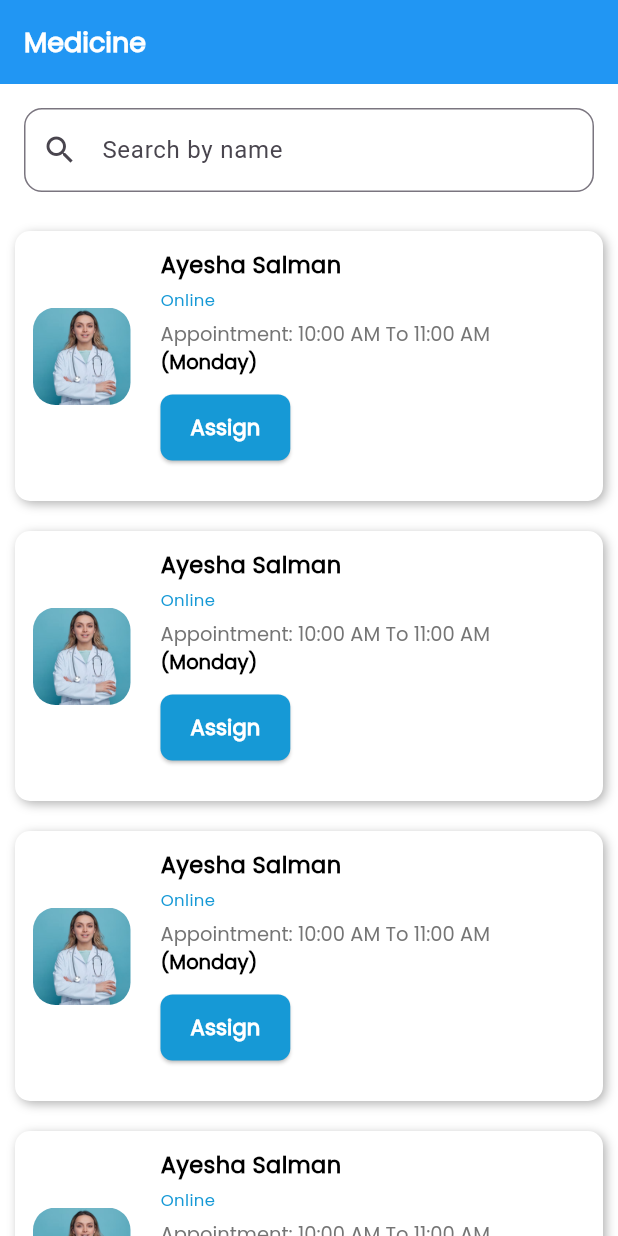
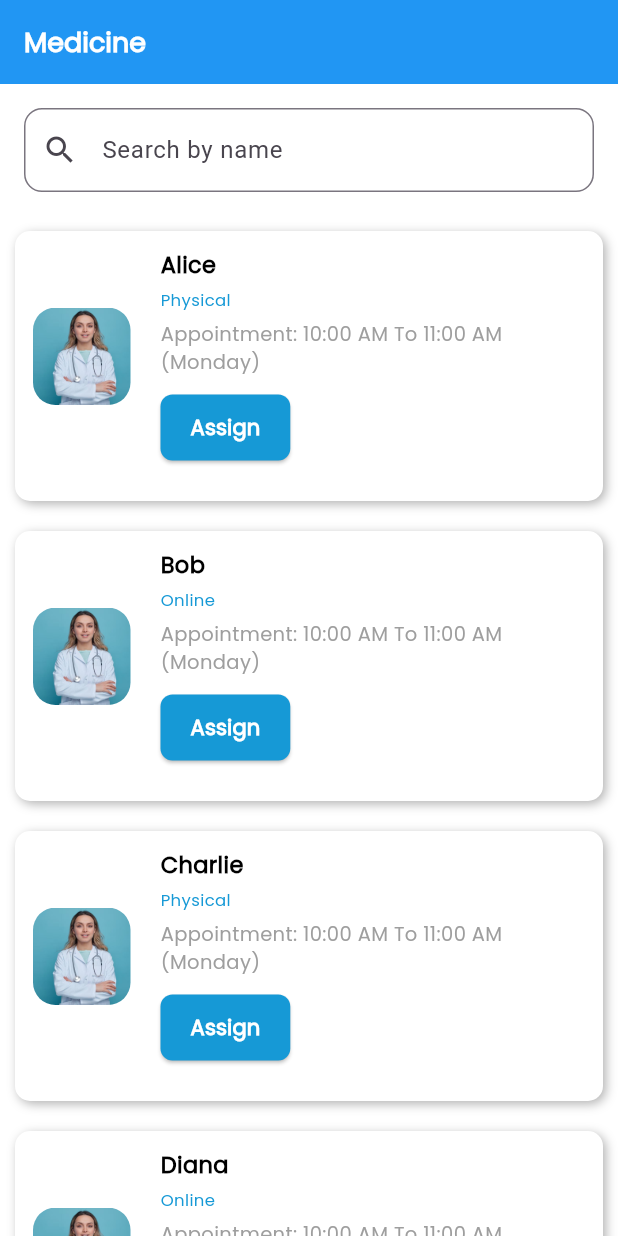
Before and after one commit to Ahmad-030/appdoc, a Flutter app: the Medicine screen opened directly, on a phone screen of 412 x 824 dp. Run offline on Flutter 3.47's test engine with Material 3 defaults, Android fonts, the phone set to English and light mode, and no system bars; our stand-ins replace cloud_firestore, curved_navigation_bar, dotted_border, firebase_core, firebase_database, fluttertoast and 8 more; accounts and stored records are empty; network calls fail.

Commit message:
medicine logic added

```diff
--- a/lib/AdminPanel/Dashboard/bottomnav/body/medicine.dart
+++ b/lib/AdminPanel/Dashboard/bottomnav/body/medicine.dart
@@ -9,11 +9,11 @@ class Medicine extends StatefulWidget {
 
 class _MedicineState extends State<Medicine> {
   final List<Map<String, String>> users = [
-    {'image': 'assets/images/splashscreen.png', 'name': 'Alice', 'subtitle': 'Physical'},
-    {'image': 'assets/images/splashscreen.png', 'name': 'Bob', 'subtitle': 'Online'},
-    {'image': 'assets/images/splashscreen.png', 'name': 'Charlie', 'subtitle': 'Physical'},
-    {'image': 'assets/images/splashscreen.png', 'name': 'Diana', 'subtitle': 'Online'},
-    {'image': 'assets/images/splashscreen.png', 'name': 'Eve', 'subtitle': 'Physical'},
+    {'image': 'assets/images/splashscreen.png', 'name': 'Alice', 'subtitle': 'Physical', 'appointmentId': 'A1'},
+    {'image': 'assets/images/splashscreen.png', 'name': 'Bob', 'subtitle': 'Online', 'appointmentId': 'B2'},
+    {'image': 'assets/images/splashscreen.png', 'name': 'Charlie', 'subtitle': 'Physical', 'appointmentId': 'C3'},
+    {'image': 'assets/images/splashscreen.png', 'name': 'Diana', 'subtitle': 'Online', 'appointmentId': 'D4'},
+    {'image': 'assets/images/splashscreen.png', 'name': 'Eve', 'subtitle': 'Physical', 'appointmentId': 'E5'},
   ];
 
   List<Map<String, String>> filteredUsers = [];
@@ -43,7 +43,7 @@ class _MedicineState extends State<Medicine> {
       appBar: AppBar(
         title: Text(
           'Medicine',
-          style: TextStyle(
+          style: const TextStyle(
             fontFamily: 'Poppins',
             color: Colors.white,
             fontWeight: FontWeight.bold,
@@ -51,7 +51,7 @@ class _MedicineState extends State<Medicine> {
           ),
         ),
         backgroundColor: Colors.blue,
-          automaticallyImplyLeading: false// Replace with `customBlue` from your constant file
+        automaticallyImplyLeading: false,
       ),
       backgroundColor: Colors.white,
       body: Column(
@@ -63,23 +63,24 @@ class _MedicineState extends State<Medicine> {
               controller: searchController,
               decoration: InputDecoration(
                 hintText: 'Search by name',
-                prefixIcon: Icon(Icons.search),
+                prefixIcon: const Icon(Icons.search),
                 border: OutlineInputBorder(
                   borderRadius: BorderRadius.circular(12.0),
                 ),
               ),
-              onChanged: filterUsers, // Call filterUsers on text change
+              onChanged: filterUsers,
             ),
           ),
           // List of users
           Expanded(
             child: ListView.builder(
-              itemCount: 6,
+              itemCount: filteredUsers.length,
               itemBuilder: (BuildContext context, int index) {
+                final user = filteredUsers[index]; // Get current user
                 return Padding(
                   padding: const EdgeInsets.all(10.0),
                   child: Container(
-                    height: 180, // Increased height to accommodate the button
+                    height: 180,
                     decoration: BoxDecoration(
                       color: Colors.white,
                       borderRadius: BorderRadius.circular(10),
@@ -118,9 +119,9 @@ class _MedicineState extends State<Medicine> {
                                 child: Column(
                                   crossAxisAlignment: CrossAxisAlignment.start,
                                   children: [
-                                    const Text(
-                                      "Ayesha Salman",
-                                      style: TextStyle(
+                                    Text(
+                                      user['name']!,
+                                      style: const TextStyle(
                                         fontSize: 15,
                                         fontWeight: FontWeight.bold,
                                         color: Colors.black,
@@ -128,43 +129,34 @@ class _MedicineState extends State<Medicine> {
                                       ),
                                     ),
                                     const SizedBox(height: 5),
-                                    const Text(
-                                      "Online",
-                                      style: TextStyle(
+                                    Text(
+                                      user['subtitle']!,
+                                      style: const TextStyle(
                                         fontSize: 11,
                                         color: customBlue,
                                         fontFamily: 'Poppins',
                                       ),
                                     ),
                                     const SizedBox(height: 5),
-                                    RichText(
-                                      text: TextSpan(
-                                        text: 'Appointment: 10:00 AM To 11:00 AM ',
-                                        style: TextStyle(
-                                          fontSize: 13,
-                                          color: Colors.grey[600],
-                                          fontFamily: 'Poppins',
-                                        ),
-                                        children: const [
-                                          TextSpan(
-                                            text: '(Monday)',
-                                            style: TextStyle(
-                                              fontSize: 13,
-                                              color: Colors.black,
-                                              fontFamily: 'Poppins',
-                                              fontWeight: FontWeight.bold,
-                                            ),
-                                          ),
-                                        ],
+                                    const Text(
+                                      'Appointment: 10:00 AM To 11:00 AM (Monday)',
+                                      style: TextStyle(
+                                        fontSize: 13,
+                                        color: Colors.grey,
+                                        fontFamily: 'Poppins',
                                       ),
                                     ),
-                                    SizedBox( height: 10,),
-                                    // View Report Button
+                                    const SizedBox(height: 10),
+                                    // Assign Button
                                     ElevatedButton(
                                       onPressed: () {
                                         Navigator.push(
                                           context,
-                                          MaterialPageRoute(builder: (context) => Addmedicinetopatient()),
+                                          MaterialPageRoute(
+                                            builder: (context) => Addmedicinetopatient(
+                                              appointmentId: user['appointmentId']!, // Pass unique appointmentId
+                                            ),
+                                          ),
                                         );
                                       },
                                       style: ElevatedButton.styleFrom(
@@ -192,7 +184,6 @@ class _MedicineState extends State<Medicine> {
                               ),
                             ],
                           ),
-
                         ],
                       ),
                     ),
--- a/lib/AdminPanel/controller/acceptedAppointmentController.dart
+++ b/lib/AdminPanel/controller/acceptedAppointmentController.dart
@@ -23,7 +23,7 @@ class AcceptedAppointmentController extends GetxController {
     fetchAcceptedAppointments();
 
     // 🔄 Refresh data every 15 seconds
-    _timer = Timer.periodic(const Duration(seconds:20), (_) {
+    _timer = Timer.periodic(const Duration(seconds:30), (_) {
       fetchAcceptedAppointments();
     });
   }
--- a/lib/DashboardScreen/components/homebody.dart
+++ b/lib/DashboardScreen/components/homebody.dart
@@ -189,7 +189,11 @@ class _HomebodyState extends State<Homebody> {
                   child: Homecards(
                     text: 'Medicine',
                     imagePath: 'assets/images/medicine.png',
-                    onpressed: () => Get.to(Medicinedetails()),
+                    onpressed: () => Get.to(
+                      Medicinedetails(
+                        appointmentId: appointment!.id, // pass the correct appointment ID here
+                      ),
+                    ),
                   ),
                 ),
               ),
--- a/lib/chat/PatientSide/patientchatUI.dart
+++ b/lib/chat/PatientSide/patientchatUI.dart
@@ -63,7 +63,7 @@ class _PatientChatScreenState extends State<PatientChatScreen> {
         backgroundColor: customBlue,
         shadowColor: customBlue.withOpacity(0.4),
         title: Text(
-          "Chat with ${widget.doctorName}",
+          "Chat with Doctor",
           style: GoogleFonts.poppins(
             fontSize: 20,
             fontWeight: FontWeight.bold,
```
Also changed, not shown: lib/AdminPanel/Dashboard/bottomnav/bottomnavcomponents/medicinecomponents/addmedicinetopatient.dart (+110 -29 lines), lib/AdminPanel/Dashboard/bottomnav/bottomnavcomponents/patientcomponents/acceptreqpatient.dart (+6 -1 lines), lib/DashboardScreen/DashboardDetailsScreen/components/medbody.dart (+93 -55 lines), lib/DashboardScreen/DashboardDetailsScreen/medicinedetails.dart (+7 -3 lines).
